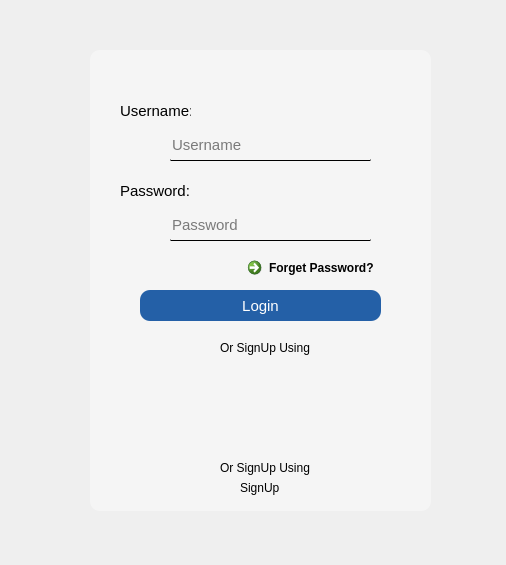
talha-amir/Python-Pyqt5-Templates, file LogIn Form/login form.ui: the form before one commit.
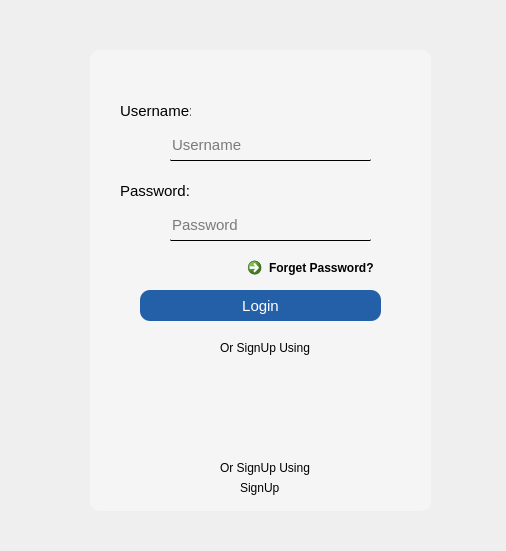
The form after the commit. Icons and pictures are not drawn.

What changed in the file:
```diff
--- a/LogIn Form/login form.ui
+++ b/LogIn Form/login form.ui
@@ -7,7 +7,7 @@
     <x>0</x>
     <y>0</y>
     <width>506</width>
-    <height>565</height>
+    <height>551</height>
    </rect>
   </property>
   <property name="windowTitle">
```
Left out of the diff: 6 changed lines with no effect on the pictures.
